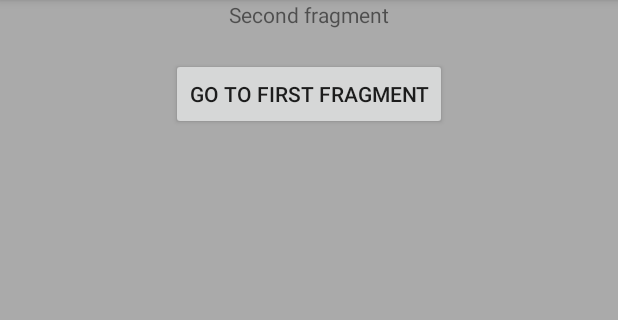
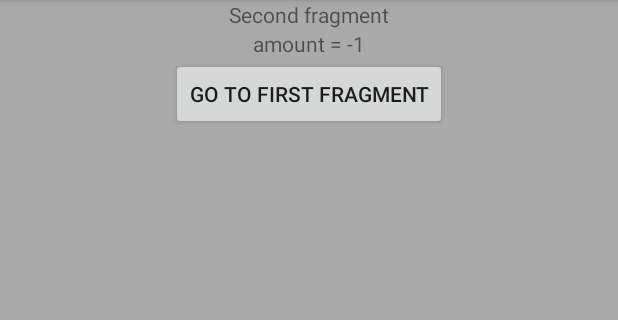
Before and after one commit to Guille88C/JetPack, an Android app: the PageListFragment screen opened through its navigation route, on a phone screen of 412 x 824 dp, the part 84-404 px from its top. Run offline under Robolectric (Android 15) with nearby library versions, the phone set to English and light mode, and no system bars; our stand-ins replace data binding; libraries missing offline, so code that uses them is left out: kotlinx.coroutines.experimental; 1 statement that could not run was skipped.

Commit message:
Feature (navigation). View model form page list view implemented.

```diff
--- a/view/src/main/java/com/sephoe/jetpack/ui/pagelist/PageListFragment.kt
+++ b/view/src/main/java/com/sephoe/jetpack/ui/pagelist/PageListFragment.kt
@@ -4,13 +4,20 @@ import android.os.Bundle
 import android.view.LayoutInflater
 import android.view.View
 import android.view.ViewGroup
+import androidx.lifecycle.Observer
 import androidx.lifecycle.ViewModelProviders
+import androidx.navigation.fragment.NavHostFragment
 import com.example.guill.coroutines.databinding.PageListFragmentBinding
 
 class PageListFragment : androidx.fragment.app.Fragment() {
 
+    // Attributes
+
     private lateinit var viewModel: PageListViewModel
     private lateinit var binding: PageListFragmentBinding
+
+    //----------------------------------------------------------------------------------------------
+    // Fragment
 
     override fun onCreateView(inflater: LayoutInflater, container: ViewGroup?, savedInstanceState: Bundle?): View? {
         binding = PageListFragmentBinding.inflate(inflater, container, false)
@@ -22,11 +29,27 @@ class PageListFragment : androidx.fragment.app.Fragment() {
 
         viewModel = ViewModelProviders.of(this).get(PageListViewModel::class.java)
         binding.viewModel = viewModel
+
+        init()
+        initObservers()
+    }
+
+    private fun init() {
         val amount = PageListFragmentArgs.fromBundle(arguments).amount
+        viewModel.amount = amount
+    }
+
+    private fun initObservers() {
+        viewModel.clickLiveEvent.observe(this, Observer {
+            val action = PageListFragmentDirections.actionPageListFragmentToStartFragment()
+            NavHostFragment.findNavController(this).navigate(action)
+
+        })
     }
 
     override fun onDestroyView() {
         super.onDestroyView()
         binding.unbind()
     }
+
 }
--- a/view/src/main/java/com/sephoe/jetpack/ui/pagelist/PageListViewModel.kt
+++ b/view/src/main/java/com/sephoe/jetpack/ui/pagelist/PageListViewModel.kt
@@ -1,6 +1,20 @@
 package com.sephoe.jetpack.ui.pagelist
 
 import androidx.lifecycle.ViewModel
+import com.sephoe.jetpack.elements.events.SingleLiveEvent
 
-class PageListViewModel : ViewModel(){
+class PageListViewModel : ViewModel() {
+
+    // Attributes
+
+    var amount: Int = 0
+    val clickLiveEvent = SingleLiveEvent<Any?>()
+
+    //----------------------------------------------------------------------------------------------
+    // ViewModel functions
+
+    fun onGoToClick() {
+        clickLiveEvent.call()
+    }
+
 }
--- a/view/src/main/java/com/sephoe/jetpack/ui/start/StartFragment.kt
+++ b/view/src/main/java/com/sephoe/jetpack/ui/start/StartFragment.kt
@@ -15,8 +15,13 @@ import kotlinx.android.synthetic.main.start_fragment.*
 
 class StartFragment : androidx.fragment.app.Fragment() {
 
+    // Attributes
+
     private lateinit var viewModel: StartViewModel
     private lateinit var binding: StartFragmentBinding
+
+    //----------------------------------------------------------------------------------------------
+    // Fragment
 
     override fun onCreateView(inflater: LayoutInflater, container: ViewGroup?,
                               savedInstanceState: Bundle?): View {
@@ -33,7 +38,7 @@ class StartFragment : androidx.fragment.app.Fragment() {
         initOptions()
         initObservers()
 
-        viewModel.onCreate(savedInstanceState)
+        viewModel.onCreate()
     }
 
     private fun initOptions() {
@@ -61,4 +66,5 @@ class StartFragment : androidx.fragment.app.Fragment() {
         super.onDestroyView()
         binding.unbind()
     }
+
 }
--- a/view/src/main/java/com/sephoe/jetpack/ui/start/StartViewModel.kt
+++ b/view/src/main/java/com/sephoe/jetpack/ui/start/StartViewModel.kt
@@ -2,9 +2,6 @@ package com.sephoe.jetpack.ui.start
 
 import androidx.lifecycle.MutableLiveData
 import androidx.lifecycle.ViewModel
-import android.os.Bundle
-import androidx.lifecycle.Lifecycle
-import androidx.lifecycle.OnLifecycleEvent
 import com.sephoe.domain.options.OptionsUseCaseImpl
 import com.sephoe.domain.options.OptionsEntity
 import com.sephoe.domain.options.OptionsUseCase
@@ -16,6 +13,7 @@ import kotlinx.coroutines.experimental.launch
 class StartViewModel : ViewModel() {
 
     // Attributes
+
     private val _optionsDomain: OptionsUseCase = OptionsUseCaseImpl()
 
     val optionsLiveData = MutableLiveData<List<OptionsEntity>>()
@@ -25,7 +23,7 @@ class StartViewModel : ViewModel() {
     //----------------------------------------------------------------------------------------------
     // ViewModel functions
 
-    fun onCreate(savedInstanceState: Bundle?) {
+    fun onCreate() {
         launch {
             val options = _optionsDomain.getOptions()
             launch(UI) {
--- a/view/src/main/res/layout/page_list_fragment.xml
+++ b/view/src/main/res/layout/page_list_fragment.xml
@@ -10,7 +10,6 @@
 
     <androidx.constraintlayout.widget.ConstraintLayout xmlns:android="http://schemas.android.com/apk/res/android"
         xmlns:app="http://schemas.android.com/apk/res-auto"
-        xmlns:tools="http://schemas.android.com/tools"
         android:layout_width="match_parent"
         android:layout_height="match_parent"
         android:background="@android:color/darker_gray">
@@ -27,15 +26,16 @@
             android:id="@+id/tvPageListAmount"
             android:layout_width="wrap_content"
             android:layout_height="wrap_content"
+            android:text="@{`amount = ` + viewModel.amount}"
             app:layout_constraintEnd_toEndOf="parent"
             app:layout_constraintStart_toStartOf="parent"
-            app:layout_constraintTop_toBottomOf="@+id/tvPageListName"
-            tools:text="amount = 0" />
+            app:layout_constraintTop_toBottomOf="@+id/tvPageListName" />
 
         <Button
             android:id="@+id/bPageListGo"
             android:layout_width="wrap_content"
             android:layout_height="wrap_content"
+            android:onClick="@{() -> viewModel.onGoToClick()}"
             android:text="Go to first fragment"
             app:layout_constraintEnd_toEndOf="parent"
             app:layout_constraintStart_toStartOf="parent"
```
